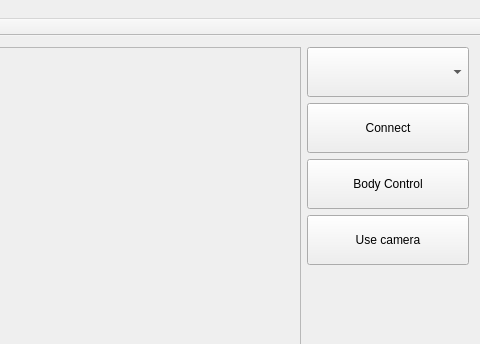
KocurMaros/HMI, file demoRMR/mainwindow.ui: the form before one commit; both pictures show x 454 to 934 and y 0 to 344 of the 934 by 680 pixel window.
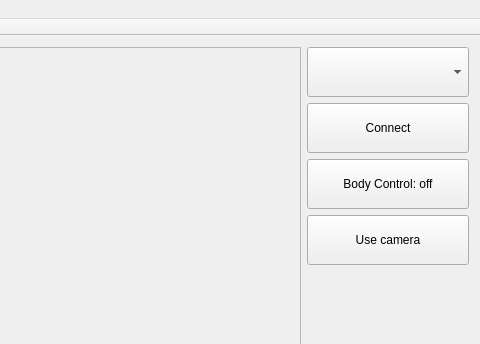
The form after the commit. Icons and pictures are not drawn.

Commit message:
ui: visualize the progress bar for body controll
Just the visualization. The functionality must be yet implemented.

What changed in the file:
```diff
--- a/demoRMR/mainwindow.ui
+++ b/demoRMR/mainwindow.ui
@@ -89,7 +89,7 @@
              </size>
             </property>
             <property name="text">
-             <string>Body Control</string>
+             <string>Body Control: off</string>
             </property>
            </widget>
           </item>
```
Left out of the diff: 44 changed lines with no effect on the pictures. The commit also changes 7 other files.
